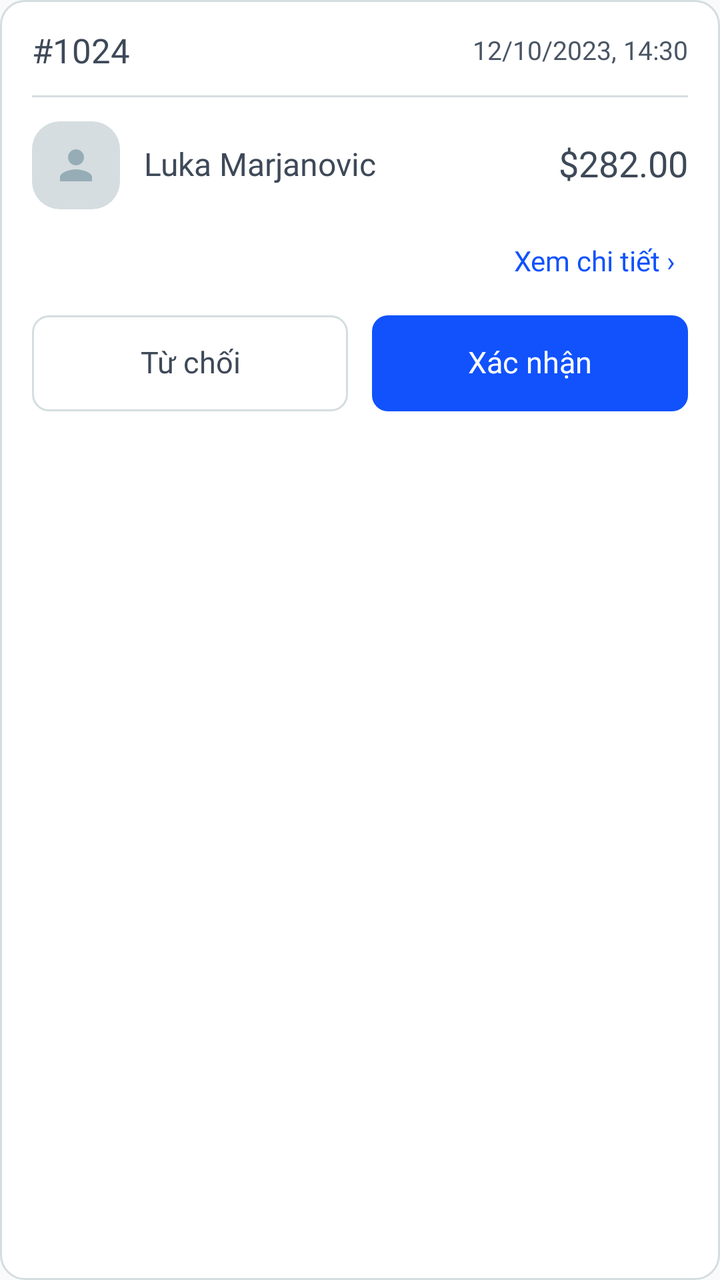
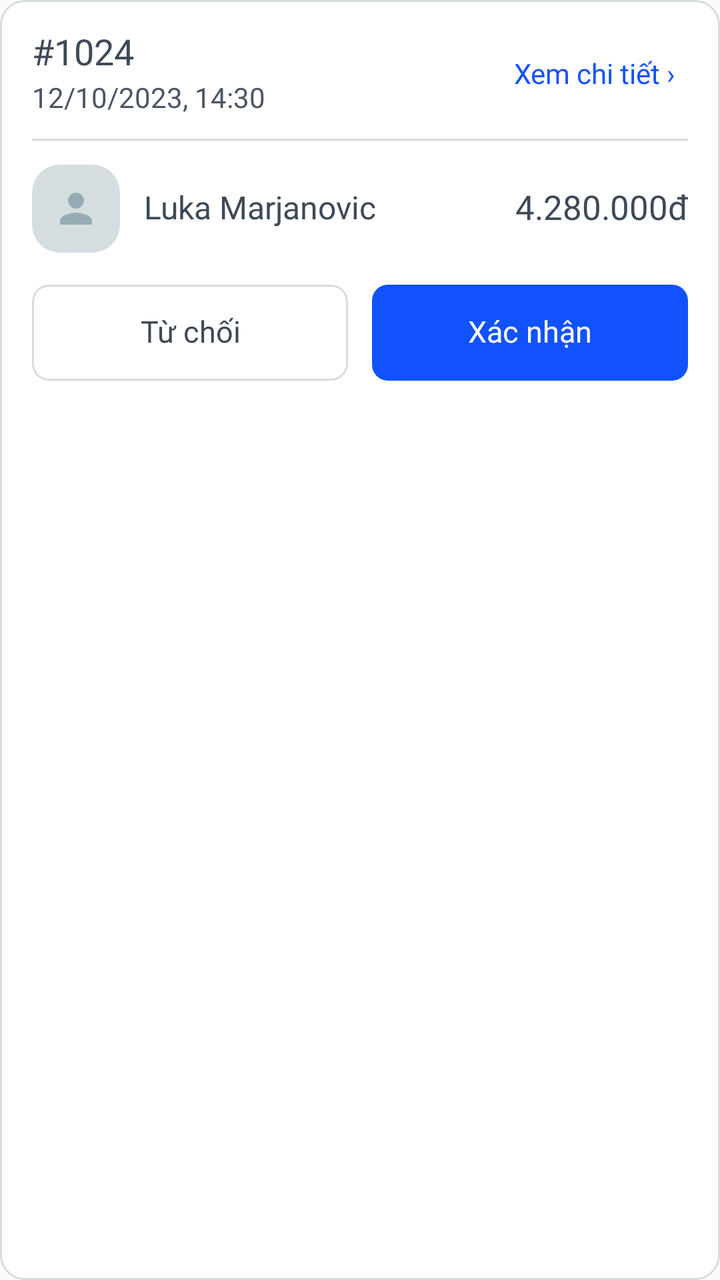

Screens rendered from an Android XML layout before and after an edit, with the pre-edit source and the edit as a unified diff.
<!-- AndroidManifest.xml: application theme Theme.NT118R12 -->
<!-- res/layout/item_seller_order.xml -->
<?xml version="1.0" encoding="utf-8"?>
<LinearLayout xmlns:android="http://schemas.android.com/apk/res/android"
    xmlns:app="http://schemas.android.com/apk/res-auto"
    android:layout_width="match_parent"
    android:layout_height="wrap_content"
    android:layout_marginBottom="14dp"
    android:background="@drawable/seller_bg_card"
    android:orientation="vertical"
    android:padding="16dp">

    <LinearLayout
        android:layout_width="match_parent"
        android:layout_height="wrap_content"
        android:gravity="center_vertical"
        android:orientation="horizontal">

        <TextView
            android:id="@+id/tv_order_id"
            android:layout_width="0dp"
            android:layout_height="wrap_content"
            android:layout_weight="1"
            android:fontFamily="@font/montserrat_bold"
            android:includeFontPadding="false"
            android:text="#1024"
            android:textColor="@color/seller_ink"
            android:textSize="17sp" />

        <TextView
            android:id="@+id/tv_order_date"
            android:layout_width="wrap_content"
            android:layout_height="wrap_content"
            android:layout_marginStart="8dp"
            android:fontFamily="@font/montserrat_medium"
            android:includeFontPadding="false"
            android:text="12/10/2023, 14:30"
            android:textColor="@color/text_body"
            android:textSize="13sp" />
    </LinearLayout>

    <View
        android:layout_width="match_parent"
        android:layout_height="1dp"
        android:layout_marginVertical="12dp"
        android:background="@color/seller_border" />

    <LinearLayout
        android:layout_width="match_parent"
        android:layout_height="wrap_content"
        android:gravity="center_vertical"
        android:orientation="horizontal">

        <ImageView
            android:layout_width="44dp"
            android:layout_height="44dp"
            android:background="@drawable/seller_bg_home_avatar"
            android:contentDescription="@null"
            android:scaleType="centerInside"
            android:src="@drawable/ic_user"
            app:tint="@color/seller_sub" />

        <TextView
            android:id="@+id/tv_buyer_name"
            android:layout_width="0dp"
            android:layout_height="wrap_content"
            android:layout_marginStart="12dp"
            android:layout_weight="1"
            android:ellipsize="end"
            android:fontFamily="@font/montserrat_semibold"
            android:includeFontPadding="false"
            android:maxLines="1"
            android:text="Luka Marjanovic"
            android:textColor="@color/seller_ink"
            android:textSize="16sp" />

        <TextView
            android:id="@+id/tv_total_price"
            android:layout_width="wrap_content"
            android:layout_height="wrap_content"
            android:layout_marginStart="8dp"
            android:fontFamily="@font/montserrat_bold"
            android:includeFontPadding="false"
            android:text="$282.00"
            android:textColor="@color/seller_ink"
            android:textSize="18sp" />
    </LinearLayout>

    <TextView
        android:id="@+id/btn_view_order_detail"
        android:layout_width="wrap_content"
        android:layout_height="wrap_content"
        android:layout_gravity="end"
        android:layout_marginTop="10dp"
        android:background="?attr/selectableItemBackground"
        android:fontFamily="@font/montserrat_bold"
        android:paddingHorizontal="6dp"
        android:paddingVertical="6dp"
        android:text="Xem chi tiết ›"
        android:textColor="@color/seller_primary"
        android:textSize="14sp" />

    <LinearLayout
        android:id="@+id/layout_order_actions"
        android:layout_width="match_parent"
        android:layout_height="wrap_content"
        android:layout_marginTop="12dp"
        android:gravity="center_vertical"
        android:orientation="horizontal">

        <androidx.appcompat.widget.AppCompatButton
            android:id="@+id/btn_reject_order"
            android:layout_width="0dp"
            android:layout_height="48dp"
            android:layout_marginEnd="6dp"
            android:layout_weight="1"
            android:background="@drawable/seller_bg_btn_outlined"
            android:elevation="0dp"
            android:fontFamily="@font/montserrat_bold"
            android:includeFontPadding="false"
            android:minHeight="0dp"
            android:stateListAnimator="@null"
            android:text="Từ chối"
            android:textAllCaps="false"
            android:textColor="@color/seller_ink"
            android:textSize="15sp" />

        <androidx.appcompat.widget.AppCompatButton
            android:id="@+id/btn_confirm_order"
            android:layout_width="0dp"
            android:layout_height="48dp"
            android:layout_marginStart="6dp"
            android:layout_weight="1"
            android:background="@drawable/seller_bg_ink_r8"
            android:elevation="0dp"
            android:fontFamily="@font/montserrat_bold"
            android:includeFontPadding="false"
            android:minHeight="0dp"
            android:stateListAnimator="@null"
            android:text="Xác nhận"
            android:textAllCaps="false"
            android:textColor="@color/white"
            android:textSize="15sp" />
    </LinearLayout>
</LinearLayout>
<!-- resources referenced by this layout -->
<resources>
  <color name="seller_border">@color/seller_divider</color>
  <color name="seller_ink">@color/seller_text_primary</color>
  <color name="seller_primary">#1152FD</color>
  <color name="seller_sub">@color/seller_text_muted</color>
  <color name="text_body">#4A5565</color>
  <color name="white">#FFFFFFFF</color>
  <!-- drawable ic_user (drawable) -->
  <?xml version="1.0" encoding="utf-8"?>
  <vector xmlns:android="http://schemas.android.com/apk/res/android"
      android:width="24dp"
      android:height="24dp"
      android:viewportWidth="24"
      android:viewportHeight="24">
      <path
          android:fillColor="#FF000000"
          android:pathData="M12,12c2.21,0 4,-1.79 4,-4s-1.79,-4 -4,-4 -4,1.79 -4,4 1.79,4 4,4zM12,14c-2.67,0 -8,1.34 -8,4v2h16v-2c0,-2.66 -5.33,-4 -8,-4z" />
  </vector>
  <!-- drawable seller_bg_btn_outlined (drawable) -->
  <?xml version="1.0" encoding="utf-8"?>
  <shape xmlns:android="http://schemas.android.com/apk/res/android"
      android:shape="rectangle">
      <solid android:color="@color/white" />
      <corners android:radius="8dp" />
      <stroke android:width="1dp" android:color="@color/seller_border" />
  </shape>
  <!-- drawable seller_bg_card (drawable) -->
  <?xml version="1.0" encoding="utf-8"?>
  <shape xmlns:android="http://schemas.android.com/apk/res/android"
      android:shape="rectangle">
      <solid android:color="@color/white" />
      <corners android:radius="12dp" />
      <stroke android:width="1dp" android:color="@color/seller_border" />
  </shape>
  <!-- drawable seller_bg_home_avatar (drawable) -->
  <?xml version="1.0" encoding="utf-8"?>
  <shape xmlns:android="http://schemas.android.com/apk/res/android"
      android:shape="rectangle">
      <solid android:color="@color/seller_home_border" />
      <corners android:radius="14dp" />
  </shape>
  <!-- drawable seller_bg_ink_r8 (drawable) -->
  <?xml version="1.0" encoding="utf-8"?>
  <shape xmlns:android="http://schemas.android.com/apk/res/android"
      android:shape="rectangle">
      <solid android:color="@color/seller_primary" />
      <corners android:radius="8dp" />
  </shape>
  <style name="Theme.NT118R12" parent="Theme.MaterialComponents.Light.NoActionBar.Bridge" />
  <color name="seller_divider">#D5DDE0</color>
  <color name="seller_text_primary">#3E4958</color>
  <color name="seller_text_muted">#97ADB6</color>
  <color name="seller_home_border">@color/seller_divider</color>
</resources>

<!-- the commit's change to res/layout/item_seller_order.xml (unified diff, before → after) -->
@@ -14,27 +14,45 @@
         android:gravity="center_vertical"
         android:orientation="horizontal">
 
-        <TextView
-            android:id="@+id/tv_order_id"
+        <LinearLayout
             android:layout_width="0dp"
             android:layout_height="wrap_content"
             android:layout_weight="1"
-            android:fontFamily="@font/montserrat_bold"
-            android:includeFontPadding="false"
-            android:text="#1024"
-            android:textColor="@color/seller_ink"
-            android:textSize="17sp" />
+            android:orientation="vertical">
+
+            <TextView
+                android:id="@+id/tv_order_id"
+                android:layout_width="wrap_content"
+                android:layout_height="wrap_content"
+                android:fontFamily="@font/montserrat_bold"
+                android:includeFontPadding="false"
+                android:text="#1024"
+                android:textColor="@color/seller_ink"
+                android:textSize="18sp" />
+
+            <TextView
+                android:id="@+id/tv_order_date"
+                android:layout_width="wrap_content"
+                android:layout_height="wrap_content"
+                android:layout_marginTop="4dp"
+                android:fontFamily="@font/montserrat_medium"
+                android:includeFontPadding="false"
+                android:text="12/10/2023, 14:30"
+                android:textColor="@color/text_body"
+                android:textSize="14sp" />
+        </LinearLayout>
 
         <TextView
-            android:id="@+id/tv_order_date"
+            android:id="@+id/btn_view_order_detail"
             android:layout_width="wrap_content"
             android:layout_height="wrap_content"
-            android:layout_marginStart="8dp"
-            android:fontFamily="@font/montserrat_medium"
-            android:includeFontPadding="false"
-            android:text="12/10/2023, 14:30"
-            android:textColor="@color/text_body"
-            android:textSize="13sp" />
+            android:background="?attr/selectableItemBackground"
+            android:fontFamily="@font/montserrat_bold"
+            android:paddingHorizontal="6dp"
+            android:paddingVertical="8dp"
+            android:text="Xem chi tiết ›"
+            android:textColor="@color/seller_primary"
+            android:textSize="14sp" />
     </LinearLayout>
 
     <View
@@ -77,32 +95,20 @@
             android:layout_width="wrap_content"
             android:layout_height="wrap_content"
             android:layout_marginStart="8dp"
+            android:ellipsize="end"
             android:fontFamily="@font/montserrat_bold"
             android:includeFontPadding="false"
-            android:text="$282.00"
+            android:maxLines="1"
+            android:text="4.280.000đ"
             android:textColor="@color/seller_ink"
-            android:textSize="18sp" />
+            android:textSize="17sp" />
     </LinearLayout>
-
-    <TextView
-        android:id="@+id/btn_view_order_detail"
-        android:layout_width="wrap_content"
-        android:layout_height="wrap_content"
-        android:layout_gravity="end"
-        android:layout_marginTop="10dp"
-        android:background="?attr/selectableItemBackground"
-        android:fontFamily="@font/montserrat_bold"
-        android:paddingHorizontal="6dp"
-        android:paddingVertical="6dp"
-        android:text="Xem chi tiết ›"
-        android:textColor="@color/seller_primary"
-        android:textSize="14sp" />
 
     <LinearLayout
         android:id="@+id/layout_order_actions"
         android:layout_width="match_parent"
         android:layout_height="wrap_content"
-        android:layout_marginTop="12dp"
+        android:layout_marginTop="16dp"
         android:gravity="center_vertical"
         android:orientation="horizontal">
 
